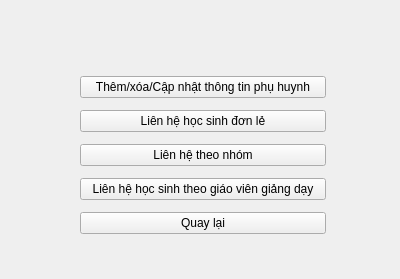
Above: TranslateUiPyPackage/ui_ip/M7_thongtinlienheonline.ui from longpham6595/kvmanagement before the change. Below: the same form after it.
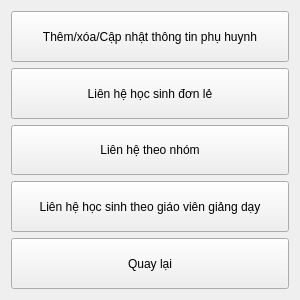
That is the form after the change.

```diff
--- a/TranslateUiPyPackage/ui_ip/M7_thongtinlienheonline.ui
+++ b/TranslateUiPyPackage/ui_ip/M7_thongtinlienheonline.ui
@@ -6,25 +6,40 @@
    <rect>
     <x>0</x>
     <y>0</y>
-    <width>400</width>
-    <height>279</height>
+    <width>300</width>
+    <height>300</height>
    </rect>
   </property>
+  <property name="sizePolicy">
+   <sizepolicy hsizetype="Expanding" vsizetype="Expanding">
+    <horstretch>0</horstretch>
+    <verstretch>0</verstretch>
+   </sizepolicy>
+  </property>
+  <property name="maximumSize">
+   <size>
+    <width>500</width>
+    <height>400</height>
+   </size>
+  </property>
   <property name="windowTitle">
    <string>Thông tin liên hệ phụ huynh trực tuyến</string>
   </property>
-  <widget class="QWidget" name="">
-   <property name="geometry">
-    <rect>
-     <x>80</x>
-     <y>70</y>
-     <width>246</width>
-     <height>170</height>
-    </rect>
-   </property>
    <layout class="QVBoxLayout" name="verticalLayout">
     <item>
      <widget class="QPushButton" name="themxoacapnhat">
+     <property name="sizePolicy">
+      <sizepolicy hsizetype="Expanding" vsizetype="Expanding">
+       <horstretch>0</horstretch>
+       <verstretch>0</verstretch>
+      </sizepolicy>
+     </property>
+     <property name="maximumSize">
+      <size>
+       <width>500</width>
+       <height>400</height>
+      </size>
+     </property>
       <property name="text">
        <string>Thêm/xóa/Cập nhật thông tin phụ huynh</string>
       </property>
@@ -32,6 +47,18 @@
     </item>
     <item>
      <widget class="QPushButton" name="lhhsdonle">
+     <property name="sizePolicy">
+      <sizepolicy hsizetype="Expanding" vsizetype="Expanding">
+       <horstretch>0</horstretch>
+       <verstretch>0</verstretch>
+      </sizepolicy>
+     </property>
+     <property name="maximumSize">
+      <size>
+       <width>500</width>
+       <height>400</height>
+      </size>
+     </property>
       <property name="text">
        <string>Liên hệ học sinh đơn lẻ</string>
       </property>
@@ -39,6 +66,18 @@
     </item>
     <item>
      <widget class="QPushButton" name="lhhstheonhom">
+     <property name="sizePolicy">
+      <sizepolicy hsizetype="Expanding" vsizetype="Expanding">
+       <horstretch>0</horstretch>
+       <verstretch>0</verstretch>
+      </sizepolicy>
+     </property>
+     <property name="maximumSize">
+      <size>
+       <width>500</width>
+       <height>400</height>
+      </size>
+     </property>
       <property name="text">
        <string>Liên hệ theo nhóm</string>
       </property>
@@ -46,6 +85,18 @@
     </item>
     <item>
      <widget class="QPushButton" name="lhhstheogv">
+     <property name="sizePolicy">
+      <sizepolicy hsizetype="Expanding" vsizetype="Expanding">
+       <horstretch>0</horstretch>
+       <verstretch>0</verstretch>
+      </sizepolicy>
+     </property>
+     <property name="maximumSize">
+      <size>
+       <width>500</width>
+       <height>400</height>
+      </size>
+     </property>
       <property name="text">
        <string>Liên hệ học sinh theo giáo viên giảng dạy</string>
       </property>
@@ -53,13 +104,24 @@
     </item>
     <item>
      <widget class="QPushButton" name="quaylai">
+     <property name="sizePolicy">
+      <sizepolicy hsizetype="Expanding" vsizetype="Expanding">
+       <horstretch>0</horstretch>
+       <verstretch>0</verstretch>
+      </sizepolicy>
+     </property>
+     <property name="maximumSize">
+      <size>
+       <width>500</width>
+       <height>400</height>
+      </size>
+     </property>
       <property name="text">
        <string>Quay lại</string>
       </property>
      </widget>
     </item>
    </layout>
-  </widget>
  </widget>
  <resources/>
  <connections/>
```
Lines whose indentation alone changed are shown as unchanged.
